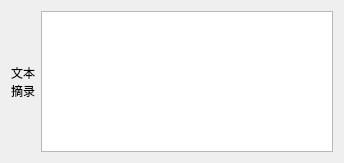
Before: the Qt Designer form DisposeAbstract/DisposeTXT/ControlWidTXT.ui in 3548848289/UniFileHub, drawn with Qt 5.
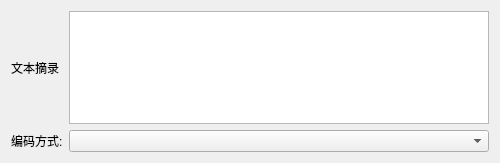
After: the same form once the commit is applied.

Commit message: 针对文本文件新增编码格式的切换与保存

```diff
--- a/DisposeAbstract/DisposeTXT/ControlWidTXT.ui
+++ b/DisposeAbstract/DisposeTXT/ControlWidTXT.ui
@@ -6,7 +6,7 @@
    <rect>
     <x>0</x>
     <y>0</y>
-    <width>344</width>
+    <width>500</width>
     <height>163</height>
    </rect>
   </property>
@@ -17,14 +17,30 @@
    <item row="0" column="0">
     <widget class="QLabel" name="label">
      <property name="text">
-      <string>文本
-摘录</string>
+      <string>文本摘录</string>
      </property>
     </widget>
    </item>
    <item row="0" column="1">
     <widget class="QPlainTextEdit" name="plainTextEdit"/>
    </item>
+   <item row="1" column="0">
+    <widget class="QLabel" name="encodingLabel">
+     <property name="text">
+      <string>编码方式:</string>
+     </property>
+    </widget>
+   </item>
+   <item row="1" column="1">
+    <widget class="QComboBox" name="encodingComboBox">
+     <property name="sizePolicy">
+      <sizepolicy hsizetype="Expanding" vsizetype="Fixed">
+       <horstretch>0</horstretch>
+       <verstretch>0</verstretch>
+      </sizepolicy>
+     </property>
+    </widget>
+   </item>
   </layout>
  </widget>
  <resources/>
```
The commit also changes 23 other files.
